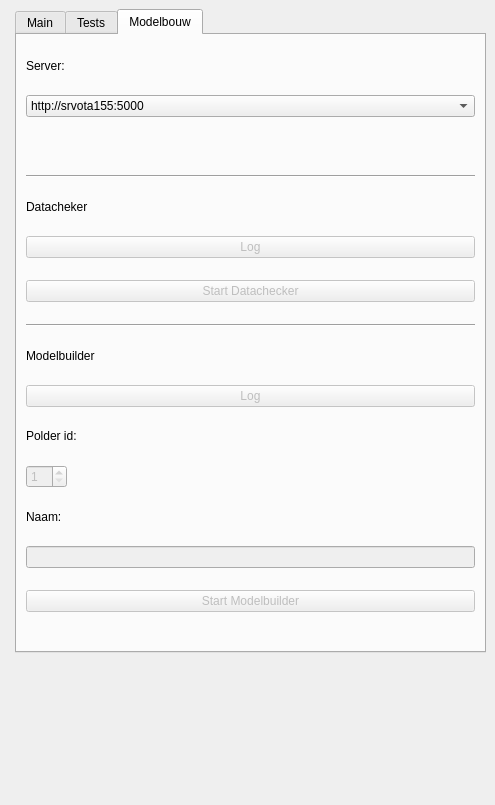
This is hhnk_threedi_plugin/hhnk_toolbox_dockwidget_base.ui in threedi/hhnk-threedi-plugin as Qt 5 draws it before an edit. The edited form follows.
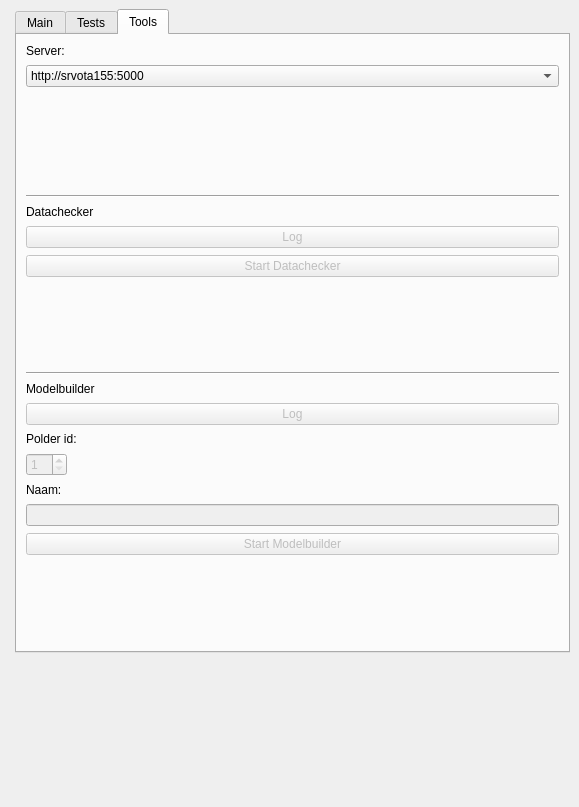
This is the edited form. The open tabs and pages were chosen to show the change. Custom widgets are drawn as their Qt base class.

What changed in the file:
```diff
--- a/hhnk_threedi_plugin/hhnk_toolbox_dockwidget_base.ui
+++ b/hhnk_threedi_plugin/hhnk_toolbox_dockwidget_base.ui
@@ -6,8 +6,8 @@
    <rect>
     <x>0</x>
     <y>0</y>
-    <width>495</width>
-    <height>805</height>
+    <width>579</width>
+    <height>807</height>
    </rect>
   </property>
   <property name="sizePolicy">
@@ -18,8 +18,8 @@
   </property>
   <property name="minimumSize">
    <size>
-    <width>248</width>
-    <height>805</height>
+    <width>579</width>
+    <height>807</height>
    </size>
   </property>
   <property name="maximumSize">
@@ -331,8 +331,8 @@
             <rect>
              <x>0</x>
              <y>0</y>
-             <width>438</width>
-             <height>675</height>
+             <width>115</width>
+             <height>52</height>
             </rect>
            </property>
            <attribute name="label">
@@ -393,9 +393,9 @@
         <bool>true</bool>
        </property>
        <attribute name="title">
-        <string>Modelbouw</string>
+        <string>Tools</string>
        </attribute>
-       <layout class="QVBoxLayout" name="verticalLayout_4" stretch="0,0,0,0,0,0,0,0,0,0,0,0,0,0,0">
+       <layout class="QVBoxLayout" name="verticalLayout_4" stretch="0,0,0,0,0,0,0,0,0,0,0,0,0,0,0,0,0,0,0">
         <property name="spacing">
          <number>7</number>
         </property>
@@ -442,18 +442,50 @@
          </widget>
         </item>
         <item>
-         <widget class="QLabel" name="server_available_label">
+         <widget class="QgsFileWidget" name="input_dir_select">
+          <property name="enabled">
+           <bool>true</bool>
+          </property>
           <property name="sizePolicy">
-           <sizepolicy hsizetype="MinimumExpanding" vsizetype="Fixed">
+           <sizepolicy hsizetype="MinimumExpanding" vsizetype="Preferred">
             <horstretch>0</horstretch>
             <verstretch>0</verstretch>
            </sizepolicy>
           </property>
-          <property name="text">
-           <string/>
+          <property name="fileWidgetButtonVisible">
+           <bool>true</bool>
           </property>
+          <property name="storageMode">
+           <enum>QgsFileWidget::GetDirectory</enum>
+          </property>
          </widget>
         </item>
+        <item>
+         <widget class="QgsFileWidget" name="output_dir_select">
+          <property name="enabled">
+           <bool>true</bool>
+          </property>
+          <property name="fileWidgetButtonVisible">
+           <bool>true</bool>
+          </property>
+          <property name="storageMode">
+           <enum>QgsFileWidget::GetDirectory</enum>
+          </property>
+         </widget>
+        </item>
+        <item>
+         <spacer name="verticalSpacer_6">
+          <property name="orientation">
+           <enum>Qt::Vertical</enum>
+          </property>
+          <property name="sizeHint" stdset="0">
+           <size>
+            <width>20</width>
+            <height>10</height>
+           </size>
+          </property>
+         </spacer>
+        </item>
         <item>
          <widget class="Line" name="line_2">
           <property name="sizePolicy">
@@ -476,7 +508,7 @@
            </sizepolicy>
           </property>
           <property name="text">
-           <string>Datacheker</string>
+           <string>Datachecker</string>
           </property>
          </widget>
         </item>
@@ -512,6 +544,19 @@
           </property>
          </widget>
         </item>
+        <item>
+         <spacer name="verticalSpacer_7">
+          <property name="orientation">
+           <enum>Qt::Vertical</enum>
+          </property>
+          <property name="sizeHint" stdset="0">
+           <size>
+            <width>20</width>
+            <height>40</height>
+           </size>
+          </property>
+         </spacer>
+        </item>
         <item>
          <widget class="Line" name="line">
           <property name="sizePolicy">
@@ -634,6 +679,19 @@
           </property>
          </widget>
         </item>
+        <item>
+         <spacer name="verticalSpacer_8">
+          <property name="orientation">
+           <enum>Qt::Vertical</enum>
+          </property>
+          <property name="sizeHint" stdset="0">
+           <size>
+            <width>20</width>
+            <height>40</height>
+           </size>
+          </property>
+         </spacer>
+        </item>
        </layout>
       </widget>
      </widget>
```
